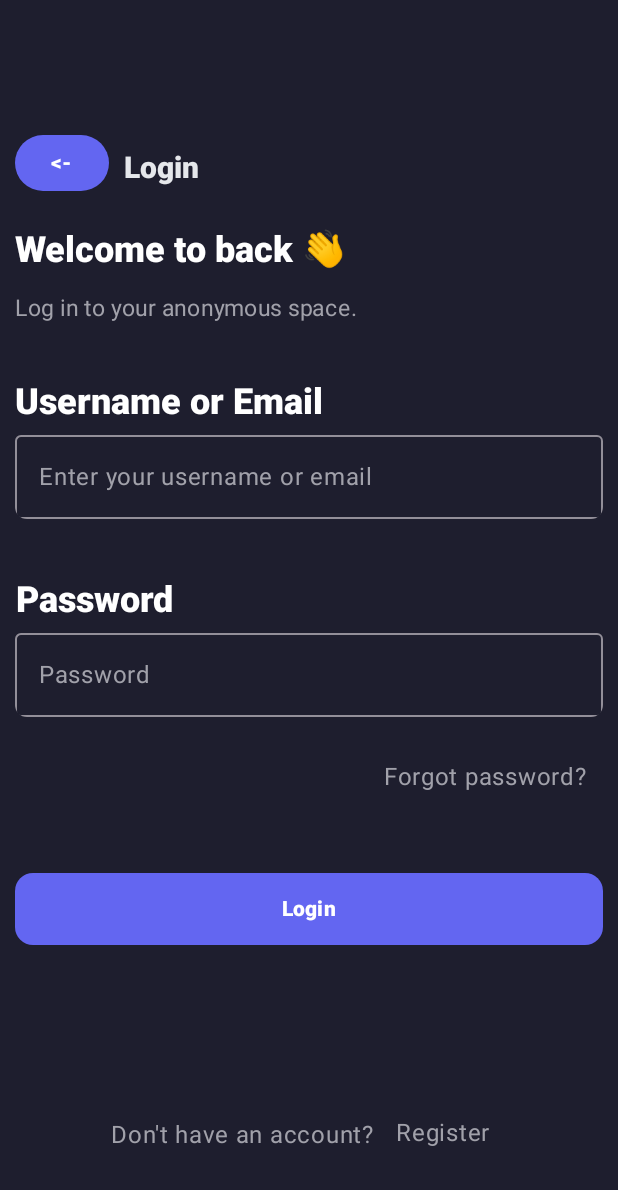
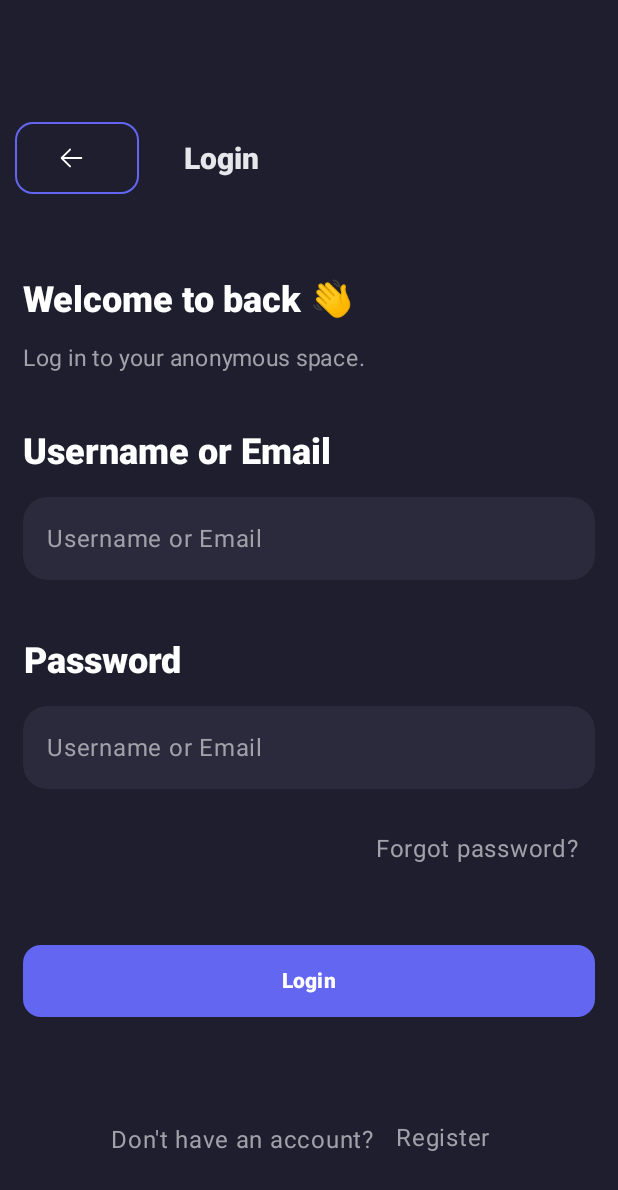
Before and after one commit to doanhoaian/shhh-confession-university-app, an Android app built with Jetpack Compose: the @Preview function LoginScreenPreview, on a phone screen of 412 x 824 dp. Shown: the top 1190 px of the screen. Run offline under Robolectric (Android 15) with nearby library versions, the phone set to English and light mode, and no system bars.

Commit message:
fix: áp dụng định dạng chung cho Button và TextField

```diff
--- a/app/src/main/java/vn/dihaver/tech/shhh/confession/feature/auth/ui/LoginScreen.kt
+++ b/app/src/main/java/vn/dihaver/tech/shhh/confession/feature/auth/ui/LoginScreen.kt
@@ -1,20 +1,19 @@
 package vn.dihaver.tech.shhh.confession.feature.auth.ui
 
 import androidx.compose.foundation.background
-import androidx.compose.foundation.layout.Arrangement
 import androidx.compose.foundation.layout.Box
 import androidx.compose.foundation.layout.Column
 import androidx.compose.foundation.layout.Row
 import androidx.compose.foundation.layout.Spacer
+import androidx.compose.foundation.layout.WindowInsets
+import androidx.compose.foundation.layout.asPaddingValues
 import androidx.compose.foundation.layout.fillMaxSize
 import androidx.compose.foundation.layout.fillMaxWidth
 import androidx.compose.foundation.layout.height
 import androidx.compose.foundation.layout.padding
+import androidx.compose.foundation.layout.systemBars
 import androidx.compose.foundation.layout.width
-import androidx.compose.foundation.shape.RoundedCornerShape
-import androidx.compose.material3.Button
 import androidx.compose.material3.MaterialTheme
-import androidx.compose.material3.OutlinedTextField
 import androidx.compose.material3.Text
 import androidx.compose.material3.TextButton
 import androidx.compose.runtime.Composable
@@ -24,13 +23,16 @@ import androidx.compose.runtime.remember
 import androidx.compose.runtime.setValue
 import androidx.compose.ui.Alignment
 import androidx.compose.ui.Modifier
-import androidx.compose.ui.draw.clip
-import androidx.compose.ui.text.input.PasswordVisualTransformation
+import androidx.compose.ui.graphics.vector.ImageVector
+import androidx.compose.ui.res.vectorResource
 import androidx.compose.ui.text.style.TextAlign
 import androidx.compose.ui.tooling.preview.Preview
 import androidx.compose.ui.unit.dp
 import androidx.compose.ui.unit.sp
+import vn.dihaver.tech.shhh.confession.R
 import vn.dihaver.tech.shhh.confession.core.ui.component.ShhhButton
+import vn.dihaver.tech.shhh.confession.core.ui.component.ShhhOutlinedButton
+import vn.dihaver.tech.shhh.confession.core.ui.component.ShhhTextField
 import vn.dihaver.tech.shhh.confession.core.ui.theme.ShhhDimens
 import vn.dihaver.tech.shhh.confession.core.ui.theme.ShhhTheme
 
@@ -41,28 +43,28 @@ import vn.dihaver.tech.shhh.confession.core.ui.theme.ShhhTheme
 @Composable
 private fun LoginScreenPreview() {
     ShhhTheme {
-       LoginScreen()
+       LoginScreen(onBackClick = {}, onLoginClick = {})
     }
 }
 
 @Composable
-fun LoginScreen() {
-    var userName by remember { mutableStateOf("") }
+fun LoginScreen(onBackClick: () -> Unit, onLoginClick: () -> Unit) {
+    var username by remember { mutableStateOf("") }
     var password by remember { mutableStateOf("") }
-
         Column(
             modifier = Modifier
             .fillMaxSize()
             .background(MaterialTheme.colorScheme.surface)
         )
         {
+            Spacer(Modifier.height(ShhhDimens.SpacerExtraLarge))
             // Box Toolbar
             Box(
                 modifier = Modifier
                     .weight(1f)
                     .fillMaxWidth()
                     .height(62.dp)
-                    .padding(top = 80.dp),
+                    .padding(WindowInsets.systemBars.asPaddingValues()),
                 contentAlignment = Alignment.Center
             ) {
                 Row(
@@ -72,22 +74,25 @@ fun LoginScreen() {
                     // Box btn
                     Box (
                         modifier = Modifier
-                            .weight(2f)
+                            .weight(2.5f)
+                            .padding(10.dp)
+                            .align(Alignment.CenterVertically)
                     ){
-                        Button(
-                            onClick = { /* điều hướng */ },
-                            modifier = Modifier
-                                .padding(10.dp)
-                        ) {
-                            Text("<-")
-                        }
+                        ShhhOutlinedButton(
+                            label = "",
+                            leadingIcon = ImageVector.vectorResource(id = R.drawable.svg_arrow_back),
+                            onClick = {
+                                onBackClick()
+                            }
+                        )
                     }
-
                     // Box text
                     Box (
                         modifier = Modifier
-                            .weight(8f)
-                            .padding(top = 20.dp)
+                            .weight(7.5f)
+                            .padding(20.dp)
+                            .fillMaxWidth()
+                            .align(Alignment.CenterVertically)
                     ){
                         Text(
                             text = "Login",
@@ -104,7 +109,7 @@ fun LoginScreen() {
                 modifier = Modifier
                     .weight(4f)
                     .fillMaxWidth()
-                    .padding(top = 5.dp)
+                    .padding(5.dp)
                     .background(MaterialTheme.colorScheme.surface),
 
             ) {
@@ -137,13 +142,11 @@ fun LoginScreen() {
                         style = MaterialTheme.typography.headlineSmall,
                         color = MaterialTheme.colorScheme.onPrimary
                     )
-                    OutlinedTextField(
-                        value = userName,
-                        onValueChange = { userName = it },
-                        label = { Text("Enter your username or email") },
-                        modifier = Modifier
-                            .fillMaxWidth()
-                            .clip(RoundedCornerShape(8.dp))
+                    Spacer(modifier = Modifier.height(16.dp))
+                    ShhhTextField(
+                        value = username,
+                        onValueChange = { username = it },
+                        hint = "Username or Email"
                     )
                     Spacer(Modifier.height(ShhhDimens.SpacerExtraLarge))
                     Text(
@@ -152,14 +155,11 @@ fun LoginScreen() {
                         style = MaterialTheme.typography.headlineSmall,
                         color = MaterialTheme.colorScheme.onPrimary
                     )
-                    OutlinedTextField(
+                    Spacer(modifier = Modifier.height(16.dp))
+                    ShhhTextField(
                         value = password,
                         onValueChange = { password = it },
-                        label = { Text("Password") },
-                        modifier = Modifier
-                            .fillMaxWidth()
-                            .clip(RoundedCornerShape(8.dp)),
-                        visualTransformation = PasswordVisualTransformation()
+                        hint = "Username or Email"
                     )
                     Spacer(modifier = Modifier.height(16.dp))
                     TextButton(onClick = {
@@ -179,7 +179,7 @@ fun LoginScreen() {
                     Spacer(Modifier.height(ShhhDimens.SpacerExtraLarge))
 
                     ShhhButton(label = "Login") {
-                        //onLoginClick()
+                        onLoginClick()
                     }
                 }
             }
@@ -189,12 +189,12 @@ fun LoginScreen() {
                 modifier = Modifier
                     .weight(1f)
                     .fillMaxWidth()
+                    .height(59.dp)
                     .background(MaterialTheme.colorScheme.surface),
                 contentAlignment = Alignment.Center
             ) {
                 Row(
-                    modifier = Modifier.fillMaxSize(),
-                    horizontalArrangement = Arrangement.Center,
+                    modifier = Modifier.padding(vertical = 10.dp),
                     verticalAlignment = Alignment.CenterVertically
                 )
                 {
--- /dev/null
+++ b/app/src/main/res/drawable/svg_arrow_back.xml
@@ -0,0 +1,12 @@
+<vector xmlns:android="http://schemas.android.com/apk/res/android"
+    android:width="24dp"
+    android:height="24dp"
+    android:viewportWidth="24"
+    android:viewportHeight="24">
+  <path
+      android:pathData="M5.25,11.25H20.25C20.449,11.25 20.64,11.329 20.78,11.47C20.921,11.61 21,11.801 21,12C21,12.199 20.921,12.39 20.78,12.53C20.64,12.671 20.449,12.75 20.25,12.75H5.25C5.051,12.75 4.86,12.671 4.72,12.53C4.579,12.39 4.5,12.199 4.5,12C4.5,11.801 4.579,11.61 4.72,11.47C4.86,11.329 5.051,11.25 5.25,11.25Z"
+      android:fillColor="#E5E7EB"/>
+  <path
+      android:pathData="M5.561,12L11.781,18.219C11.922,18.36 12.001,18.551 12.001,18.75C12.001,18.949 11.922,19.14 11.781,19.281C11.64,19.422 11.449,19.501 11.25,19.501C11.051,19.501 10.86,19.422 10.719,19.281L3.969,12.531C3.899,12.461 3.844,12.378 3.806,12.287C3.768,12.196 3.749,12.099 3.749,12C3.749,11.901 3.768,11.804 3.806,11.712C3.844,11.621 3.899,11.539 3.969,11.469L10.719,4.719C10.86,4.578 11.051,4.499 11.25,4.499C11.449,4.499 11.64,4.578 11.781,4.719C11.922,4.86 12.001,5.051 12.001,5.25C12.001,5.449 11.922,5.64 11.781,5.781L5.561,12Z"
+      android:fillColor="#E5E7EB"/>
+</vector>
```
